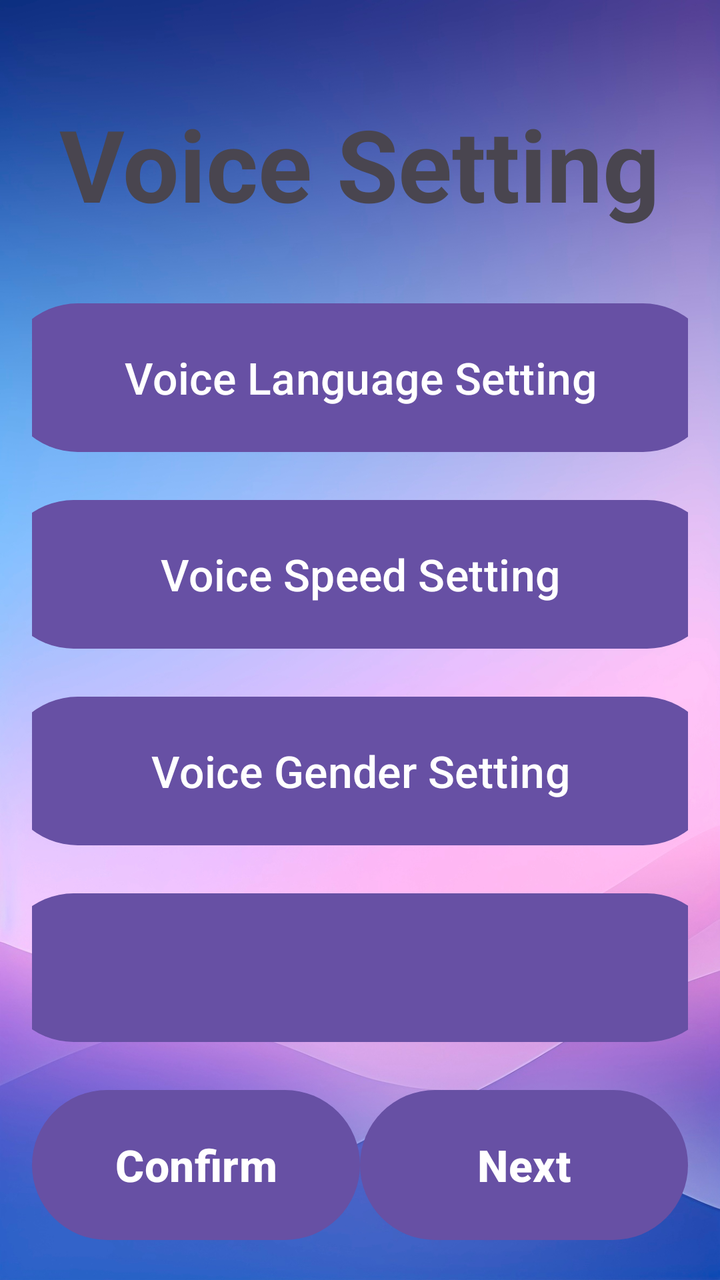
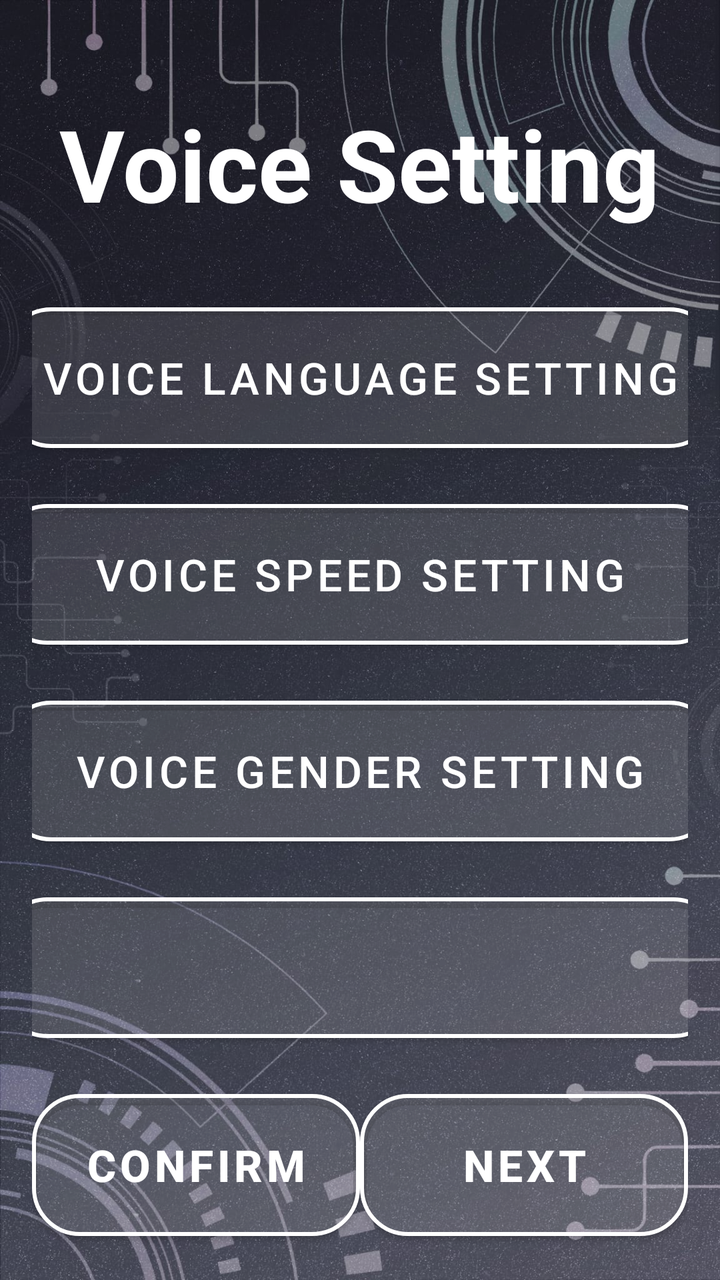

An Android layout rendered at two revisions. The XML below is the earlier revision; the diff shows what the commit changed to produce the second picture.
<!-- AndroidManifest.xml: application theme Theme.VISTA -->
<!-- res/layout/activity_voice_setting_page.xml -->
<?xml version="1.0" encoding="utf-8"?>
<LinearLayout xmlns:android="http://schemas.android.com/apk/res/android"
    android:id="@+id/main"
    android:layout_width="match_parent"
    android:layout_height="match_parent"
    android:background="@drawable/background"
    android:orientation="vertical"
    android:gravity="center"
    android:padding="16dp"
    android:weightSum="5">

    <TextView
        android:id="@+id/textView2"
        android:layout_width="wrap_content"
        android:layout_height="wrap_content"
        android:layout_marginTop="16dp"
        android:layout_weight="1"
        android:gravity="center"
        android:text="@string/VoiceSettingPage_title"
        android:textSize="50sp"
        android:textStyle="bold" />

    <Button
        android:id="@+id/btnLanSetting"
        android:layout_width="357dp"
        android:layout_height="wrap_content"
        android:layout_marginTop="16dp"
        android:layout_weight="1"
        android:text="@string/VoiceSettingPage_VoiceLanguageSetting"
        android:textSize="22sp" />


    <Button
        android:id="@+id/btnVoiceSpeedSetting"
        android:layout_width="361dp"
        android:layout_height="wrap_content"
        android:layout_marginTop="16dp"
        android:layout_weight="1"
        android:text="@string/VoiceSettingPage_VoiceSpeedSetting"
        android:textSize="22sp" />


    <Button
        android:id="@+id/btnGender"
        android:layout_width="357dp"
        android:layout_height="wrap_content"
        android:layout_marginTop="16dp"
        android:layout_weight="1"
        android:text="@string/VoiceSettingPage_VoiceGenderSetting"
        android:textSize="22sp" />

    <Button
        android:id="@+id/button5"
        android:layout_width="361dp"
        android:layout_height="wrap_content"
        android:layout_marginTop="16dp"
        android:layout_weight="1"
        android:text=""
        android:textSize="22sp" />

    <LinearLayout
        android:orientation="horizontal"
        android:layout_width="match_parent"
        android:layout_height="wrap_content"
        android:gravity="bottom"
        android:layout_marginTop="16dp"
        android:weightSum="2">

        
        <Button
            android:id="@+id/btnEditRouteActivityConfirm"
            android:layout_width="0dp"
            android:layout_height="83dp"
            android:layout_weight="1"
            android:text="@string/btn_Confirm"
            android:textSize="22sp"
            android:textStyle="bold" />

        
        <Button
            android:id="@+id/btnEditRouteActivityNext"
            android:layout_width="0dp"
            android:layout_height="83dp"
            android:layout_weight="1"
            android:text="@string/btn_next"
            android:textSize="22sp"
            android:textStyle="bold" />
    </LinearLayout>
</LinearLayout>
<!-- resources referenced by this layout -->
<resources>
  <!-- drawable background: jpg bitmap (drawable, 544840 bytes) -->
  <string name="VoiceSettingPage_VoiceGenderSetting">Voice Gender Setting</string>
  <string name="VoiceSettingPage_VoiceLanguageSetting">Voice Language Setting</string>
  <string name="VoiceSettingPage_VoiceSpeedSetting">Voice Speed Setting</string>
  <string name="VoiceSettingPage_title">Voice Setting</string>
  <string name="btn_Confirm">Confirm</string>
  <string name="btn_next">Next</string>
  <style name="Theme.VISTA" parent="Base.Theme.VISTA" />
  <style name="Base.Theme.VISTA" parent="Theme.Material3.DayNight.NoActionBar">
          
          
      </style>
</resources>

<!-- the commit's change to res/layout/activity_voice_setting_page.xml (unified diff, before → after) -->
@@ -1,5 +1,6 @@
 <?xml version="1.0" encoding="utf-8"?>
 <LinearLayout xmlns:android="http://schemas.android.com/apk/res/android"
+    xmlns:app="http://schemas.android.com/apk/res-auto"
     android:id="@+id/main"
     android:layout_width="match_parent"
     android:layout_height="match_parent"
@@ -17,11 +18,13 @@
         android:layout_weight="1"
         android:gravity="center"
         android:text="@string/VoiceSettingPage_title"
+        android:textColor="@color/white"
         android:textSize="50sp"
         android:textStyle="bold" />
 
-    <Button
+    <com.google.android.material.button.MaterialButton
         android:id="@+id/btnLanSetting"
+        style="@style/SemiTransparentRoundedButton"
         android:layout_width="357dp"
         android:layout_height="wrap_content"
         android:layout_marginTop="16dp"
@@ -29,9 +32,9 @@
         android:text="@string/VoiceSettingPage_VoiceLanguageSetting"
         android:textSize="22sp" />
 
-
-    <Button
+    <com.google.android.material.button.MaterialButton
         android:id="@+id/btnVoiceSpeedSetting"
+        style="@style/SemiTransparentRoundedButton"
         android:layout_width="361dp"
         android:layout_height="wrap_content"
         android:layout_marginTop="16dp"
@@ -39,9 +42,9 @@
         android:text="@string/VoiceSettingPage_VoiceSpeedSetting"
         android:textSize="22sp" />
 
-
-    <Button
+    <com.google.android.material.button.MaterialButton
         android:id="@+id/btnGender"
+        style="@style/SemiTransparentRoundedButton"
         android:layout_width="357dp"
         android:layout_height="wrap_content"
         android:layout_marginTop="16dp"
@@ -49,8 +52,10 @@
         android:text="@string/VoiceSettingPage_VoiceGenderSetting"
         android:textSize="22sp" />
 
-    <Button
+    
+    <com.google.android.material.button.MaterialButton
         android:id="@+id/button5"
+        style="@style/SemiTransparentRoundedButton"
         android:layout_width="361dp"
         android:layout_height="wrap_content"
         android:layout_marginTop="16dp"
@@ -66,9 +71,9 @@
         android:layout_marginTop="16dp"
         android:weightSum="2">
 
-        
-        <Button
+        <com.google.android.material.button.MaterialButton
             android:id="@+id/btnEditRouteActivityConfirm"
+            style="@style/SemiTransparentRoundedButton"
             android:layout_width="0dp"
             android:layout_height="83dp"
             android:layout_weight="1"
@@ -76,9 +81,9 @@
             android:textSize="22sp"
             android:textStyle="bold" />
 
-        
-        <Button
+        <com.google.android.material.button.MaterialButton
             android:id="@+id/btnEditRouteActivityNext"
+            style="@style/SemiTransparentRoundedButton"
             android:layout_width="0dp"
             android:layout_height="83dp"
             android:layout_weight="1"
<!-- resource entries referenced after the edit -->
@@ -1,16 +1,58 @@
 <!-- resources referenced by this layout -->
 <resources>
-  <!-- drawable background: jpg bitmap (drawable, 544840 bytes) -->
+  <color name="white">#FFFFFF</color>
+  <!-- drawable background: jpeg bitmap (drawable, 288114 bytes) -->
   <string name="VoiceSettingPage_VoiceGenderSetting">Voice Gender Setting</string>
   <string name="VoiceSettingPage_VoiceLanguageSetting">Voice Language Setting</string>
   <string name="VoiceSettingPage_VoiceSpeedSetting">Voice Speed Setting</string>
   <string name="VoiceSettingPage_title">Voice Setting</string>
   <string name="btn_Confirm">Confirm</string>
   <string name="btn_next">Next</string>
-  <style name="Theme.VISTA" parent="Base.Theme.VISTA" />
-  <style name="Base.Theme.VISTA" parent="Theme.Material3.DayNight.NoActionBar">
+  <style name="SemiTransparentRoundedButton" parent="Widget.MaterialComponents.Button">
+          <item name="android:textColor">#FFFFFF</item>
+          <item name="background">@drawable/button_selector</item> 
+          <item name="cornerRadius">24dp</item>
+          <item name="strokeColor">#FFFFFF</item>
+          <item name="strokeWidth">2dp</item>
+          <item name="backgroundTint">#20FFFFFF</item> 
+      </style>
+  <style name="Theme.VISTA" parent="Theme.MaterialComponents.Light.NoActionBar">
           
+          <item name="colorPrimary">@color/semi_transparent_white</item>
+          <item name="colorPrimaryVariant">@color/semi_transparent_white</item>
+          <item name="colorOnPrimary">@color/white</item>
           
       </style>
+  <!-- drawable button_selector (drawable) -->
+  <?xml version="1.0" encoding="utf-8"?>
+  <selector xmlns:android="http://schemas.android.com/apk/res/android">
+      
+      <item android:state_pressed="true">
+          <shape android:shape="rectangle">
+              <solid android:color="#20FFFFFF" /> 
+              <stroke android:width="2dp" android:color="#FFFFFF" />
+              <corners android:radius="24dp" />
+          </shape>
+      </item>
+  
+      
+      <item android:state_selected="true">
+          <shape android:shape="rectangle">
+              <solid android:color="#FFFF00" /> 
+              <stroke android:width="2dp" android:color="#FFFFFF" />
+              <corners android:radius="24dp" />
+          </shape>
+      </item>
+  
+      
+      <item>
+          <shape android:shape="rectangle">
+              <solid android:color="#20FFFFFF" /> 
+              <stroke android:width="2dp" android:color="#FFFFFF" />
+              <corners android:radius="24dp" />
+          </shape>
+      </item>
+  </selector>
+  <color name="semi_transparent_white">#80FFFFFF</color>
 </resources>
 
